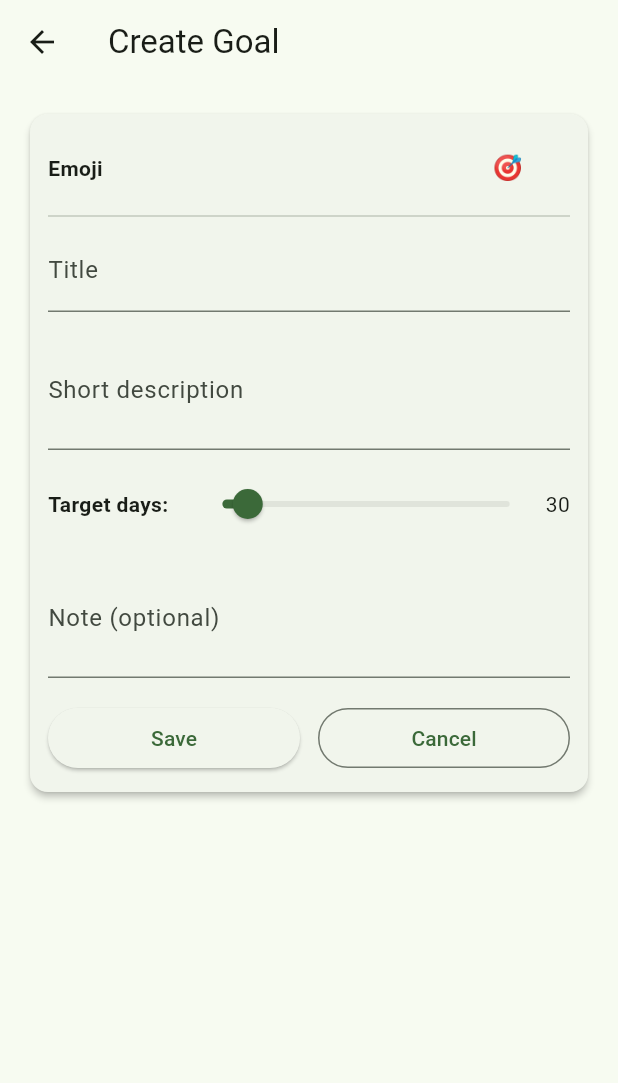
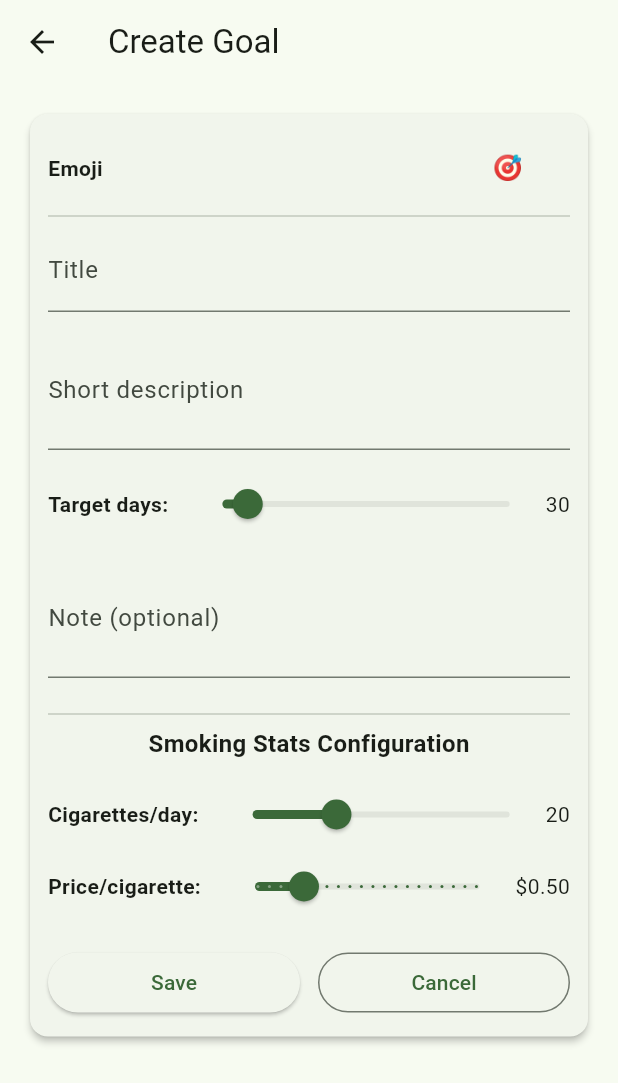
Before and after one commit to shayma-haouas/Mobile5SAE5, a Flutter app: the screen it shows after launch, item 3 of the bottom bar chosen, after a tap on the "add circle" icon, on a phone screen of 412 x 824 dp. Shown: the top 1083 px of the screen. Run offline on Flutter 3.47's test engine with Material 3 defaults, Android fonts, the phone set to English and light mode, and no system bars; our stand-ins replace fl_chart, shared_preferences, sqflite; accounts and stored records are empty; network calls fail.

Commit message:
stats + goals + minigames

```diff
--- a/lib/models/goal_model.dart
+++ b/lib/models/goal_model.dart
@@ -14,6 +14,9 @@ class Goal {
   /// persisted total seconds spent on this goal (accumulated)
   int sessionSeconds;
 
+  double cigarettesPerDay;
+  double pricePerCigarette;
+
   /// Set of dates (YYYY-MM-DD) when user checked in
   Set<String> checkedInDates;
 
@@ -29,6 +32,8 @@ class Goal {
     this.streakStarted,
     this.sessionSeconds = 0,
     Set<String>? checkedInDates,
+    this.cigarettesPerDay = 20.0,
+    this.pricePerCigarette = 0.5,
   }) : createdAt = createdAt ?? DateTime.now(),
        checkedInDates = checkedInDates ?? {};
 
@@ -54,6 +59,8 @@ class Goal {
       'completedDays': completedDays,
       'createdAt': createdAt.toIso8601String(),
       'isCompleted': isCompleted ? 1 : 0,
+      'cigarettesPerDay': cigarettesPerDay,
+      'pricePerCigarette': pricePerCigarette,
     };
   }
 
@@ -66,6 +73,8 @@ class Goal {
       targetDays: (map['targetDays'] ?? 0) as int,
       completedDays: (map['completedDays'] ?? 0) as int,
       createdAt: DateTime.parse(map['createdAt'] as String),
+      cigarettesPerDay: (map['cigarettesPerDay'] ?? 20.0) as double,
+      pricePerCigarette: (map['pricePerCigarette'] ?? 0.5) as double,
     );
   }
 
--- a/lib/pages/add_goal_page.dart
+++ b/lib/pages/add_goal_page.dart
@@ -16,6 +16,8 @@ class _AddGoalPageState extends State<AddGoalPage> {
   final _descController = TextEditingController();
   final _noteController = TextEditingController();
   int _targetDays = 30;
+  double _cigarettesPerDay = 20.0;
+  double _pricePerCigarette = 0.5;
 
   @override
   void dispose() {
@@ -35,6 +37,8 @@ class _AddGoalPageState extends State<AddGoalPage> {
         description: _descController.text.trim(),
         targetDays: _targetDays,
         note: _noteController.text.trim(),
+        cigarettesPerDay: _cigarettesPerDay,
+        pricePerCigarette: _pricePerCigarette,
       );
       Navigator.of(context).pop(goal);
     }
@@ -109,6 +113,46 @@ class _AddGoalPageState extends State<AddGoalPage> {
                       maxLines: 2,
                     ),
                     const SizedBox(height: 16),
+                    const Divider(),
+                    const Text('Smoking Stats Configuration', style: TextStyle(fontWeight: FontWeight.bold, fontSize: 16)),
+                    const SizedBox(height: 12),
+                    Row(
+                      children: [
+                        const Text('Cigarettes/day:', style: TextStyle(fontWeight: FontWeight.w600)),
+                        const SizedBox(width: 12),
+                        Expanded(
+                          child: Slider(
+                            value: _cigarettesPerDay,
+                            min: 1,
+                            max: 60,
+                            divisions: 59,
+                            label: _cigarettesPerDay.toStringAsFixed(0),
+                            activeColor: primary,
+                            onChanged: (v) => setState(() => _cigarettesPerDay = v),
+                          ),
+                        ),
+                        Text(_cigarettesPerDay.toStringAsFixed(0)),
+                      ],
+                    ),
+                    Row(
+                      children: [
+                        const Text('Price/cigarette:', style: TextStyle(fontWeight: FontWeight.w600)),
+                        const SizedBox(width: 12),
+                        Expanded(
+                          child: Slider(
+                            value: _pricePerCigarette,
+                            min: 0.1,
+                            max: 2.0,
+                            divisions: 19,
+                            label: '\$${_pricePerCigarette.toStringAsFixed(2)}',
+                            activeColor: primary,
+                            onChanged: (v) => setState(() => _pricePerCigarette = v),
+                          ),
+                        ),
+                        Text('\$${_pricePerCigarette.toStringAsFixed(2)}'),
+                      ],
+                    ),
+                    const SizedBox(height: 16),
                     Row(
                       children: [
                         Expanded(child: ElevatedButton(onPressed: _save, child: const Text('Save'))),
--- a/lib/pages/stats_page.dart
+++ b/lib/pages/stats_page.dart
@@ -1,6 +1,5 @@
 import 'dart:async';
 import 'package:flutter/material.dart';
-import 'package:shared_preferences/shared_preferences.dart';
 import 'package:fl_chart/fl_chart.dart';
 import '../models/goal_model.dart';
 import '../services/goals_repository.dart';
@@ -16,14 +15,11 @@ class StatsPage extends StatefulWidget {
 class _StatsPageState extends State<StatsPage> {
   List<Goal> _goals = [];
   final GoalsRepository _repo = GoalsRepository();
-  double cigarettesPerDay = 20;
-  double pricePerCigarette = 0.5;
   Timer? _timer;
 
   @override
   void initState() {
     super.initState();
-    _loadData();
     _loadGoals();
     _startTimer();
   }
@@ -49,12 +45,7 @@ class _StatsPageState extends State<StatsPage> {
     });
   }
 
-  Future<void> _loadData() async {
-    final prefs = await SharedPreferences.getInstance();
-    cigarettesPerDay = prefs.getDouble('cigarettes_per_day') ?? 20;
-    pricePerCigarette = prefs.getDouble('price_per_cigarette') ?? 0.5;
-    setState(() {});
-  }
+
 
   int get totalDaysFromGoals {
     if (_goals.isEmpty) return 0;
@@ -67,11 +58,13 @@ class _StatsPageState extends State<StatsPage> {
   }
 
   int get cigarettesAvoided {
-    return (totalDaysFromGoals * cigarettesPerDay).floor();
+    if (_goals.isEmpty) return 0;
+    return _goals.map((g) => (g.completedDays * g.cigarettesPerDay).floor()).fold(0, (sum, cigs) => sum + cigs);
   }
 
   double get moneySaved {
-    return cigarettesAvoided * pricePerCigarette;
+    if (_goals.isEmpty) return 0;
+    return _goals.map((g) => g.completedDays * g.cigarettesPerDay * g.pricePerCigarette).fold(0.0, (sum, money) => sum + money);
   }
 
   String get lifeRegained {
@@ -85,13 +78,16 @@ class _StatsPageState extends State<StatsPage> {
 
   List<FlSpot> get currentMoneySavedData {
     final totalDays = totalDaysFromGoals;
-    if (totalDays == 0) return [const FlSpot(0, 0)];
+    if (totalDays == 0 || _goals.isEmpty) return [const FlSpot(0, 0)];
+
+    final avgCigarettes = _goals.map((g) => g.cigarettesPerDay).reduce((a, b) => a + b) / _goals.length;
+    final avgPrice = _goals.map((g) => g.pricePerCigarette).reduce((a, b) => a + b) / _goals.length;
 
     final maxDays = totalDays > 90 ? 90 : (totalDays < 1 ? 30 : totalDays);
     List<FlSpot> spots = [const FlSpot(0, 0)];
 
     for (int day = 1; day <= maxDays; day++) {
-      final moneySaved = day * cigarettesPerDay * pricePerCigarette;
+      final moneySaved = day * avgCigarettes * avgPrice;
       spots.add(FlSpot(day.toDouble(), moneySaved));
     }
 
@@ -100,12 +96,16 @@ class _StatsPageState extends State<StatsPage> {
 
   List<FlSpot> get projectedMoneySavedData {
     final currentDays = totalDaysFromGoals;
+    if (_goals.isEmpty) return [];
+
+    final avgCigarettes = _goals.map((g) => g.cigarettesPerDay).reduce((a, b) => a + b) / _goals.length;
+    final avgPrice = _goals.map((g) => g.pricePerCigarette).reduce((a, b) => a + b) / _goals.length;
     final projectionDays = currentDays > 90 ? 180 : 90;
 
     List<FlSpot> spots = [];
 
     for (int day = currentDays; day <= projectionDays; day++) {
-      final moneySaved = day * cigarettesPerDay * pricePerCigarette;
+      final moneySaved = day * avgCigarettes * avgPrice;
       spots.add(FlSpot(day.toDouble(), moneySaved));
     }
 
@@ -114,13 +114,15 @@ class _StatsPageState extends State<StatsPage> {
 
   List<FlSpot> get currentCigarettesAvoidedData {
     final totalDays = totalDaysFromGoals;
-    if (totalDays == 0) return [const FlSpot(0, 0)];
+    if (totalDays == 0 || _goals.isEmpty) return [const FlSpot(0, 0)];
+
+    final avgCigarettes = _goals.map((g) => g.cigarettesPerDay).reduce((a, b) => a + b) / _goals.length;
 
     final maxDays = totalDays > 90 ? 90 : (totalDays < 1 ? 30 : totalDays);
     List<FlSpot> spots = [const FlSpot(0, 0)];
 
     for (int day = 1; day <= maxDays; day++) {
-      final cigarettesAvoided = day * cigarettesPerDay;
+      final cigarettesAvoided = day * avgCigarettes;
       spots.add(FlSpot(day.toDouble(), cigarettesAvoided));
     }
 
@@ -129,12 +131,15 @@ class _StatsPageState extends State<StatsPage> {
 
   List<FlSpot> get projectedCigarettesAvoidedData {
     final currentDays = totalDaysFromGoals;
+    if (_goals.isEmpty) return [];
+
+    final avgCigarettes = _goals.map((g) => g.cigarettesPerDay).reduce((a, b) => a + b) / _goals.length;
     final projectionDays = currentDays > 90 ? 180 : 90;
 
     List<FlSpot> spots = [];
 
     for (int day = currentDays; day <= projectionDays; day++) {
-      final cigarettesAvoided = day * cigarettesPerDay;
+      final cigarettesAvoided = day * avgCigarettes;
       spots.add(FlSpot(day.toDouble(), cigarettesAvoided));
     }
 
@@ -273,7 +278,10 @@ class _StatsPageState extends State<StatsPage> {
 
   Widget _buildMoneyProjectionChart() {
     final currentDays = totalDaysFromGoals;
-    final projectedMax = (currentDays > 90 ? 180 : 90) * cigarettesPerDay * pricePerCigarette;
+    if (_goals.isEmpty) return const SizedBox();
+    final avgCigarettes = _goals.map((g) => g.cigarettesPerDay).reduce((a, b) => a + b) / _goals.length;
+    final avgPrice = _goals.map((g) => g.pricePerCigarette).reduce((a, b) => a + b) / _goals.length;
+    final projectedMax = (currentDays > 90 ? 180 : 90) * avgCigarettes * avgPrice;
 
     return Container(
       padding: const EdgeInsets.all(20),
@@ -393,7 +401,9 @@ class _StatsPageState extends State<StatsPage> {
 
   Widget _buildCigarettesProjectionChart() {
     final currentDays = totalDaysFromGoals;
-    final projectedMax = (currentDays > 90 ? 180 : 90) * cigarettesPerDay;
+    if (_goals.isEmpty) return const SizedBox();
+    final avgCigarettes = _goals.map((g) => g.cigarettesPerDay).reduce((a, b) => a + b) / _goals.length;
+    final projectedMax = (currentDays > 90 ? 180 : 90) * avgCigarettes;
 
     return Container(
       padding: const EdgeInsets.all(20),
--- a/lib/services/goals_repository.dart
+++ b/lib/services/goals_repository.dart
@@ -1,4 +1,3 @@
-import 'dart:convert';
 import 'package:shared_preferences/shared_preferences.dart';
 import '../models/goal_model.dart';
 
```
Also changed, not shown: lib/pages/goal_detail_page.dart (+8 -3 lines).
